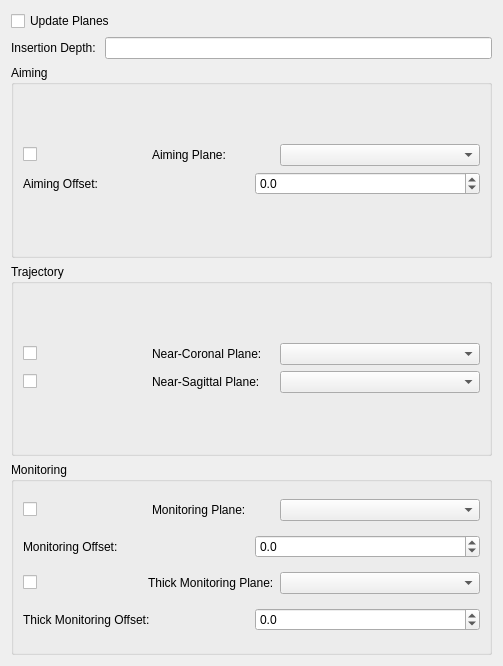
wjx823/vurtigo, file Plugins/AlignmentTool/AlignmentTool.ui: the form before one commit.
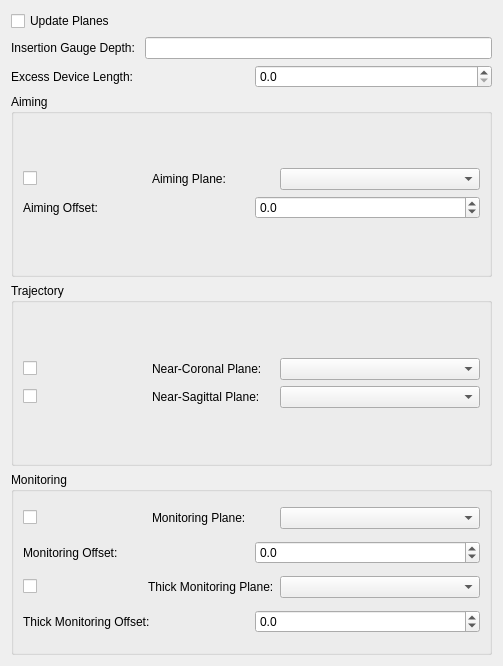
The form after the commit.

Commit message: Changes to AlignmentTool and InfusionMonitor for Kinetics demo

Patch:
```diff
--- a/Plugins/AlignmentTool/AlignmentTool.ui
+++ b/Plugins/AlignmentTool/AlignmentTool.ui
@@ -40,7 +40,7 @@
          <item>
           <widget class="QLabel" name="label_12">
            <property name="text">
-            <string>Insertion Depth: </string>
+            <string>Insertion Gauge Depth: </string>
            </property>
           </widget>
          </item>
@@ -49,6 +49,27 @@
          </item>
         </layout>
        </item>
+       <item>
+        <layout class="QHBoxLayout" name="horizontalLayout_10">
+         <item>
+          <widget class="QLabel" name="label_8">
+           <property name="text">
+            <string>Excess Device Length:</string>
+           </property>
+          </widget>
+         </item>
+         <item>
+          <widget class="QDoubleSpinBox" name="deviceLengthEdit">
+           <property name="decimals">
+            <number>1</number>
+           </property>
+           <property name="maximum">
+            <double>200.000000000000000</double>
+           </property>
+          </widget>
+         </item>
+        </layout>
+       </item>
       </layout>
      </item>
      <item>
```
The commit also changes 3 other files.
